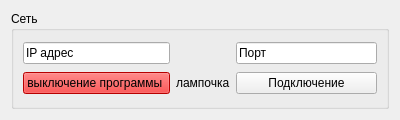
Above: PPB_GUI_Sandbox/connectionwidget.ui from Anatolichka2202/PPB_Project before the change. Below: the same form after it.
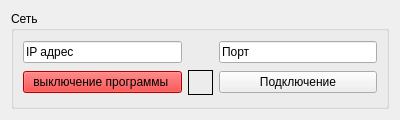
That is the form after the change. Icons and pictures are not drawn.

Diff of the .ui file:
```diff
--- a/PPB_GUI_Sandbox/connectionwidget.ui
+++ b/PPB_GUI_Sandbox/connectionwidget.ui
@@ -10,6 +10,12 @@
     <height>120</height>
    </rect>
   </property>
+  <property name="sizePolicy">
+   <sizepolicy hsizetype="Expanding" vsizetype="Preferred">
+    <horstretch>0</horstretch>
+    <verstretch>0</verstretch>
+   </sizepolicy>
+  </property>
   <property name="minimumSize">
    <size>
     <width>400</width>
@@ -25,7 +31,7 @@
      <property name="title">
       <string>Сеть</string>
      </property>
-     <layout class="QGridLayout" name="gridLayout_4" rowstretch="0,0,0,0,0" columnstretch="0,0,0,0">
+     <layout class="QGridLayout" name="gridLayout_4" rowstretch="0,0" columnstretch="0,0,0,0">
       <item row="0" column="3">
        <widget class="QLineEdit" name="lineEditPort">
         <property name="text">
@@ -86,8 +92,17 @@
       </item>
       <item row="1" column="1">
        <widget class="QLabel" name="labelConnectionStatus">
+        <property name="minimumSize">
+         <size>
+          <width>25</width>
+          <height>25</height>
+         </size>
+        </property>
+        <property name="frameShape">
+         <enum>QFrame::Shape::Box</enum>
+        </property>
         <property name="text">
-         <string>лампочка</string>
+         <string/>
         </property>
        </widget>
       </item>
```
